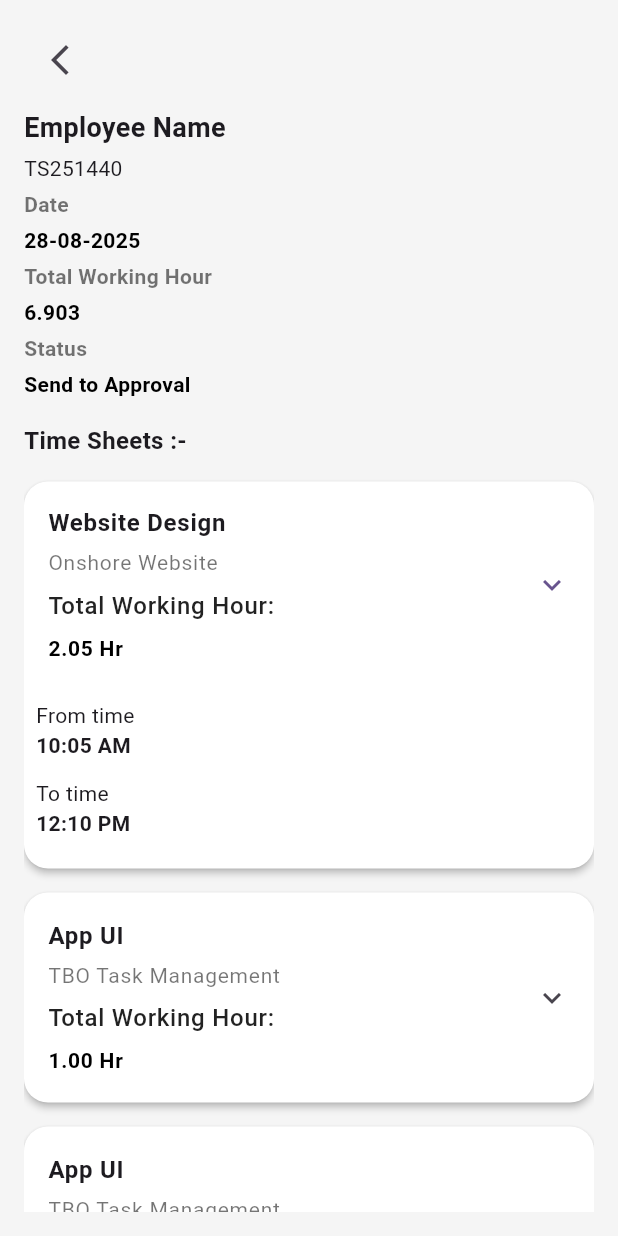
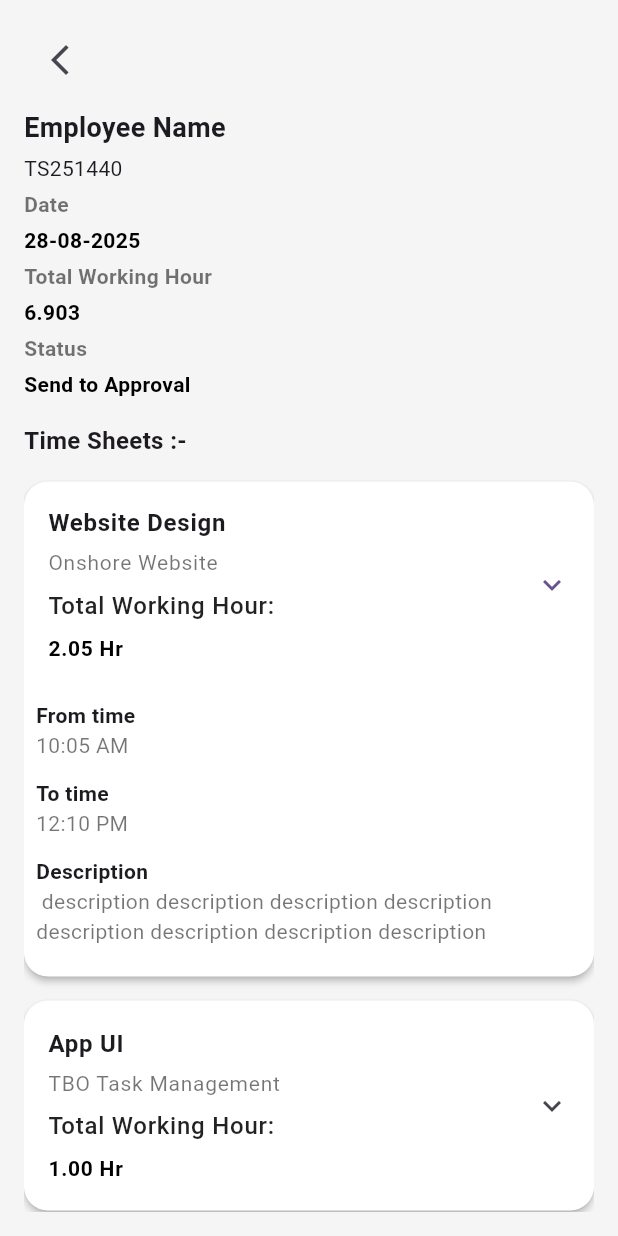
Before and after one commit to teambackoffice/tbo_app, a Flutter app: the ViewDetails screen opened directly, after a tap on "Website Design", on a phone screen of 412 x 824 dp. Run offline on Flutter 3.47's test engine with Material 3 defaults, Android fonts, the phone set to English and light mode, and no system bars; our stand-ins replace fl_chart, flutter_secure_storage; accounts and stored records are empty.

Commit message:
Timesheet Details

```diff
--- a/lib/view/employee/timesheet/new_timesheet/view_details.dart
+++ b/lib/view/employee/timesheet/new_timesheet/view_details.dart
@@ -199,16 +199,25 @@ class TimesheetCard extends StatelessWidget {
             child: Column(
               crossAxisAlignment: CrossAxisAlignment.start,
               children: [
-                const Text("From time"),
+                const Text(
+                  "From time",
+                  style: TextStyle(fontWeight: FontWeight.w600),
+                ),
+                Text(fromTime, style: TextStyle(color: Colors.black54)),
+                const SizedBox(height: 12),
+                const Text(
+                  "To time",
+                  style: TextStyle(fontWeight: FontWeight.w600),
+                ),
+                Text(toTime, style: TextStyle(color: Colors.black54)),
+                const SizedBox(height: 12),
+                const Text(
+                  "Description",
+                  style: TextStyle(fontWeight: FontWeight.w600),
+                ),
                 Text(
-                  fromTime,
-                  style: const TextStyle(fontWeight: FontWeight.w600),
-                ),
-                const SizedBox(height: 12),
-                const Text("To time"),
-                Text(
-                  toTime,
-                  style: const TextStyle(fontWeight: FontWeight.w600),
+                  " description description description description description description description description",
+                  style: TextStyle(color: Colors.black54),
                 ),
               ],
             ),
```
